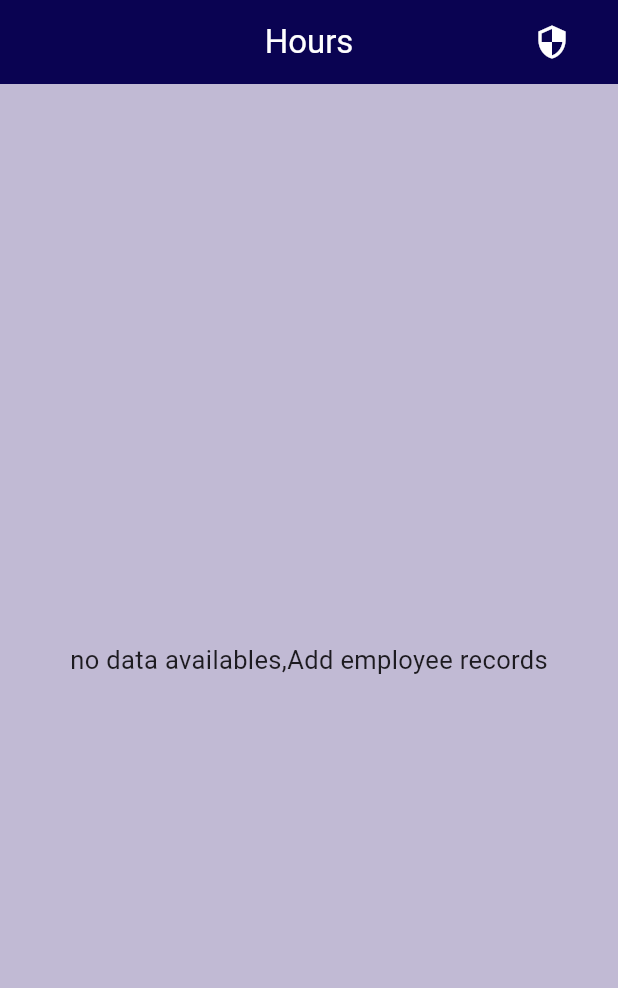
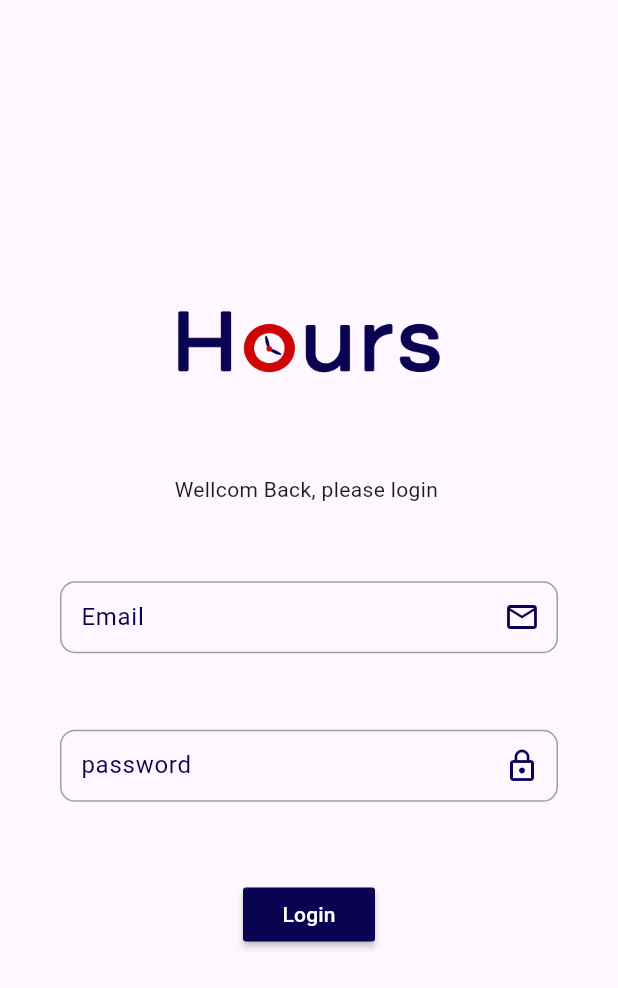
Before and after one commit to alihu999/Hours-project, a Flutter app: the screen it shows after launch, on a phone screen of 412 x 824 dp. Shown: the top 988 px of the screen. Run offline on Flutter 3.47's test engine with Material 3 defaults, Android fonts, the phone set to English and light mode, and no system bars; our stand-ins replace firebase_core, get, hive, hive_flutter, sqflite; accounts and stored records are empty.

Commit message:
29/1 14:12

```diff
--- /dev/null
+++ b/hours/lib/controller/login_controller.dart
@@ -0,0 +1,33 @@
+import 'package:flutter/material.dart';
+import 'package:get/get.dart';
+import 'package:hours/core/constant/app_routes.dart';
+
+abstract class LogInController extends GetxController {
+  login();
+}
+
+class LogInControllerImp extends LogInController {
+  late TextEditingController email;
+  late TextEditingController password;
+
+  late GlobalKey<FormState> emailFormState;
+  late GlobalKey<FormState> passwordFormState;
+
+  late FocusNode passwordFocusNode;
+
+  @override
+  void onInit() {
+    email = TextEditingController();
+    password = TextEditingController();
+
+    emailFormState = GlobalKey<FormState>();
+    passwordFormState = GlobalKey<FormState>();
+
+    super.onInit();
+  }
+
+  @override
+  login() {
+    Get.offNamed(AppRoutes.homePage);
+  }
+}
--- a/hours/lib/core/constant/app_routes.dart
+++ b/hours/lib/core/constant/app_routes.dart
@@ -3,4 +3,5 @@ class AppRoutes {
   static const String ownerPage = "/ownerPage";
   static const String employeeRecordsPage = "/employeeRecordsPage";
   static const String addEmployeePage = "/addEmployeePage";
+  static const String loginPage = "/loginPage";
 }
--- a/hours/lib/core/function/validate_form.dart
+++ b/hours/lib/core/function/validate_form.dart
@@ -1,7 +1,29 @@
+import 'package:get/get.dart';
+
 validationEmployeName(String name) {
   if (name.length < 3) {
     return "Enter more than 3 chracters";
+  } else if (name.length > 6) {
+    return "Enter less than 7 chracters";
+  } else if (!GetUtils.isUsername(name)) {
+    return "Enter valid name";
   } else {
     return null;
   }
 }
+
+validationEmail(String email) {
+  if (!GetUtils.isEmail(email)) {
+    return "Enter Valid Email";
+  } else {
+    return null;
+  }
+}
+
+validationPassword(String passsword) {
+  if (passsword.length < 3) {
+    return "can't be less than 3 chacters";
+  } else {
+    return null;
+  }
+}
--- a/hours/lib/main.dart
+++ b/hours/lib/main.dart
@@ -4,8 +4,8 @@ import 'package:hours/core/services/services.dart';
 import 'package:hours/firebase_options.dart';
 import 'package:hours/routes.dart';
 import 'package:hours/theme.dart';
-import 'package:hours/view/home_page/home_page.dart';
 import 'package:get/get.dart';
+import 'package:hours/view/login_page/login_page.dart';
 
 Future<void> main() async {
   WidgetsFlutterBinding.ensureInitialized();
@@ -22,7 +22,7 @@ class MyApp extends StatelessWidget {
     return GetMaterialApp(
       debugShowCheckedModeBanner: false,
       routes: routes,
-      home: const HomePage(),
+      home: const LoginPage(),
       theme: apptheme,
     );
   }
--- a/hours/lib/routes.dart
+++ b/hours/lib/routes.dart
@@ -2,6 +2,7 @@ import 'package:flutter/material.dart';
 import 'package:hours/core/constant/app_routes.dart';
 import 'package:hours/view/employee_records.dart/employee_records.dart';
 import 'package:hours/view/home_page/home_page.dart';
+import 'package:hours/view/login_page/login_page.dart';
 import 'package:hours/view/owner_page/add_employee_page.dart';
 import 'package:hours/view/owner_page/owner_page.dart';
 
@@ -9,5 +10,6 @@ Map<String, Widget Function(BuildContext)> routes = {
   AppRoutes.homePage: (context) => const HomePage(),
   AppRoutes.ownerPage: (context) => const OwnerPage(),
   AppRoutes.employeeRecordsPage: (context) => const EmployeeRecords(),
-  AppRoutes.addEmployeePage: (context) => const AddEmployeePage()
+  AppRoutes.addEmployeePage: (context) => const AddEmployeePage(),
+  AppRoutes.loginPage: (context) => const LoginPage()
 };
--- /dev/null
+++ b/hours/lib/view/login_page/login_page.dart
@@ -0,0 +1,80 @@
+import 'package:flutter/material.dart';
+import 'package:get/get.dart';
+import 'package:hours/controller/login_controller.dart';
+import 'package:hours/core/constant/app_colors.dart';
+import 'package:hours/core/function/validate_form.dart';
+import 'package:hours/core/share/custom_textfiled.dart';
+
+class LoginPage extends StatelessWidget {
+  const LoginPage({super.key});
+
+  @override
+  Widget build(BuildContext context) {
+    double hight = MediaQuery.of(context).size.height;
+    double width = MediaQuery.of(context).size.width;
+    bool isMobile = width > 425 ? false : true;
+
+    LogInControllerImp controller = Get.put(LogInControllerImp());
+    return Scaffold(
+        body: Center(
+      child: SingleChildScrollView(
+        child: Container(
+          margin: const EdgeInsets.only(right: 15, left: 15),
+          height: isMobile ? hight * 0.6 : 500,
+          child: Column(
+            mainAxisAlignment: MainAxisAlignment.spaceAround,
+            children: [
+              Image.asset(
+                "assets/images/logo.png",
+                fit: BoxFit.contain,
+                height: 75,
+              ),
+              const Text("Wellcom Back, please login "),
+              Padding(
+                padding: const EdgeInsets.only(right: 25, left: 25),
+                child: CustomTextFiled(
+                  lable: "Email",
+                  isPassword: false,
+                  filedColors: AppColors.firstColors,
+                  suffixicon: const Icon(Icons.email_outlined),
+                  validator: (val) => validationEmail(val!),
+                  textController: controller.email,
+                  onFieldSubmitted: (val) {
+                    FocusScope.of(context)
+                        .requestFocus(controller.passwordFocusNode);
+                  },
+                  formState: controller.emailFormState,
+                ),
+              ),
+              Padding(
+                padding: const EdgeInsets.only(right: 25, left: 25),
+                child: CustomTextFiled(
+                  lable: "password",
+                  isPassword: true,
+                  filedColors: AppColors.firstColors,
+                  suffixicon: const Icon(Icons.lock_outline),
+                  validator: (val) => validationPassword(val!),
+                  textController: controller.password,
+                  onFieldSubmitted: (val) {
+                    FocusScope.of(context)
+                        .requestFocus(controller.passwordFocusNode);
+                  },
+                  formState: controller.passwordFormState,
+                ),
+              ),
+              MaterialButton(
+                  color: AppColors.firstColors,
+                  onPressed: () {
+                    controller.login();
+                  },
+                  child: const Text(
+                    "Login",
+                    style: TextStyle(color: Colors.white),
+                  ))
+            ],
+          ),
+        ),
+      ),
+    ));
+  }
+}
```
Also changed, not shown: hours/assets/images/logo.png (added).
